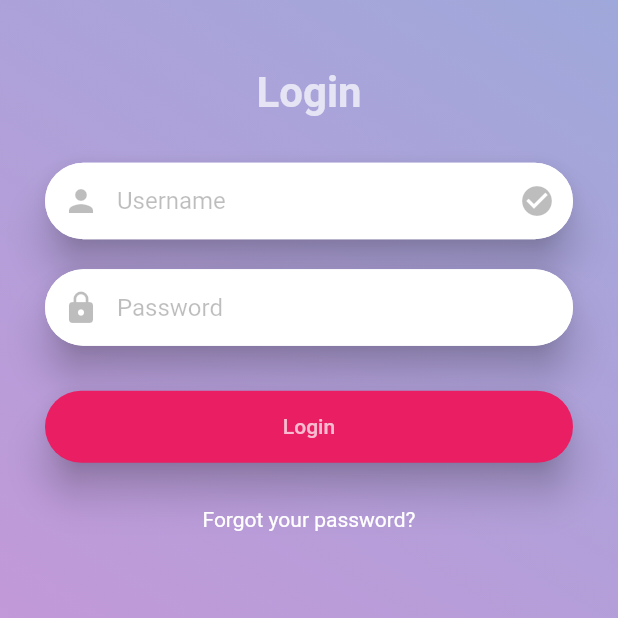
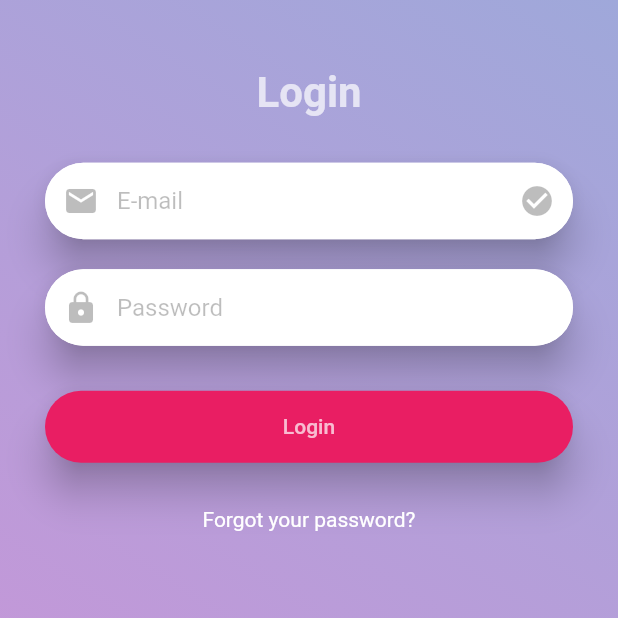
Before and after one commit to Origogi/Flutter_SNS_App, a Flutter app: the screen it shows after launch, on a phone screen of 412 x 824 dp, the top half of it. Run offline on Flutter 3.47's test engine with Material 2 defaults, Android fonts, the light colour scheme and no system bars; drawn by our look-alikes of wave.

Commit message:
change e-mail

```diff
--- a/lib/page/login.dart
+++ b/lib/page/login.dart
@@ -53,14 +53,14 @@ class LoginPage extends StatelessWidget {
                       child: TextField(
                         decoration: InputDecoration(
                             prefixIcon: Icon(
-                              Icons.person,
+                              Icons.email,
                               color: Colors.black26,
                             ),
                             suffixIcon: Icon(
                               Icons.check_circle,
                               color: Colors.black26,
                             ),
-                            hintText: "Username",
+                            hintText: "E-mail",
                             hintStyle: TextStyle(color: Colors.black26),
                             filled: true,
                             fillColor: Colors.white,
```
